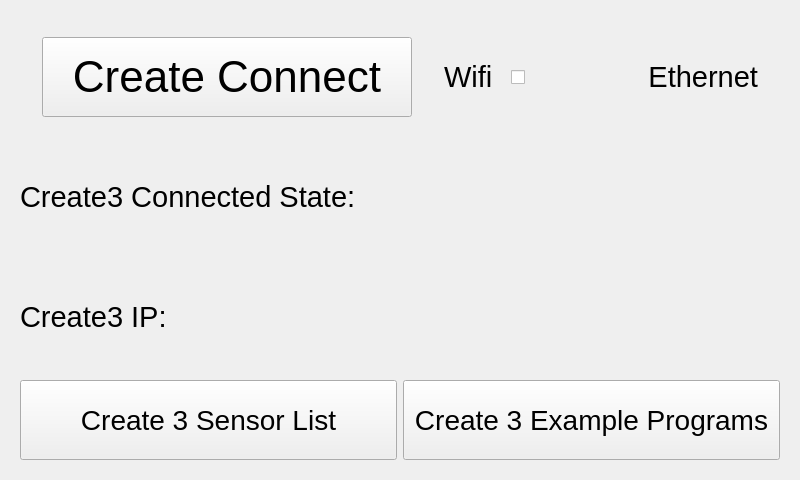
This is ui/Create3Widget.ui in kipr/botui as Qt 5 draws it before an edit. The edited form follows.
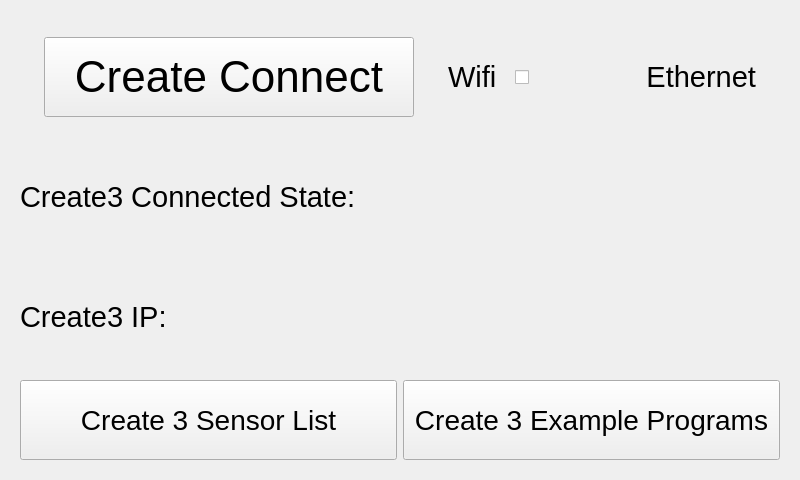
This is the edited form. Icons and pictures are not drawn. Custom widgets are drawn as their Qt base class.

Commit message: Adding toggle switch functionality

```diff
--- a/ui/Create3Widget.ui
+++ b/ui/Create3Widget.ui
@@ -129,7 +129,7 @@
             </property>
             <property name="maximumSize">
              <size>
-              <width>140</width>
+              <width>134</width>
               <height>16777215</height>
              </size>
             </property>
```
The commit also changes 2 other files.
